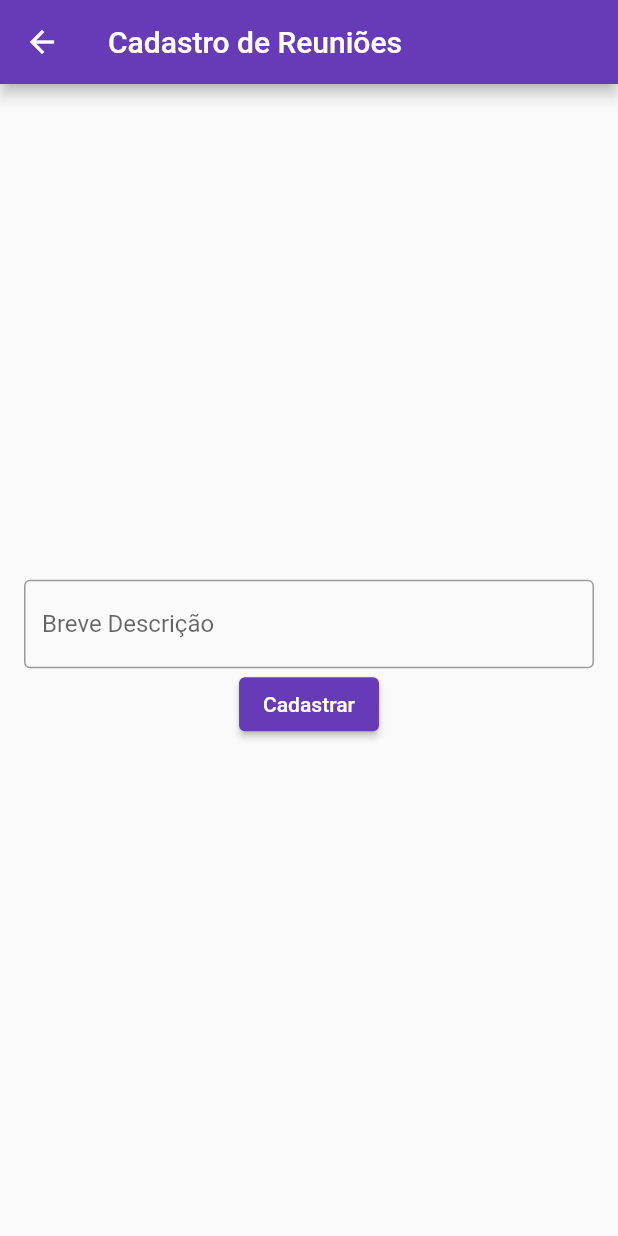
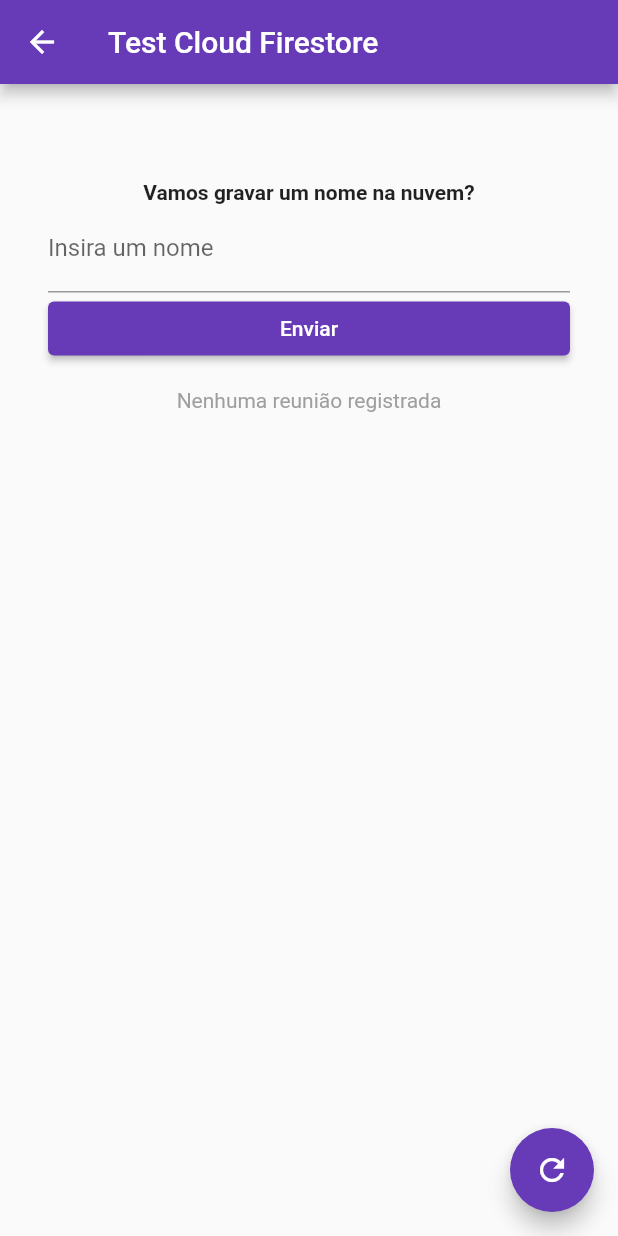
Before and after one commit to NEMJ/reunioes, a Flutter app: the screen it shows after launch, after a tap on "Criar Reunião", on a phone screen of 412 x 824 dp. Run offline on Flutter 3.47's test engine with Material 2 defaults, Android fonts, the phone set to English and light mode, and no system bars; our stand-ins replace cloud_firestore, firebase_core, firebase_database, page_transition; accounts and stored records are empty.

Commit message:
create new page for connection tests

```diff
--- a/lib/pages/home_page.dart
+++ b/lib/pages/home_page.dart
@@ -1,5 +1,6 @@
 import 'package:flutter/material.dart';
 import 'package:page_transition/page_transition.dart';
+import 'package:reunioes/pages/test_firestore_page.dart';
 import 'lista_pessoas_page.dart';
 import 'cadastro_reunioes_page.dart';
 
@@ -45,7 +46,7 @@
                     Navigator.push(
                       context,
                       PageTransition(
-                        child: const CadastroReunioesPage(),
+                        child: const TestFirestorePage(),
                         type: PageTransitionType.rightToLeft,
                       ),
                     );
--- /dev/null
+++ b/lib/pages/test_firestore_page.dart
@@ -0,0 +1,97 @@
+import 'package:cloud_firestore/cloud_firestore.dart';
+import 'package:flutter/material.dart';
+import 'package:uuid/uuid.dart';
+
+class TestFirestorePage extends StatefulWidget {
+  const TestFirestorePage({ Key? key }) : super(key: key);
+
+  @override
+  State<TestFirestorePage> createState() => _TestFirestorePageState();
+}
+
+class _TestFirestorePageState extends State<TestFirestorePage> {
+  // Instância do banco Cloud Firestore
+  FirebaseFirestore db = FirebaseFirestore.instance;
+
+  TextEditingController _textController = TextEditingController();
+  List<String> listReunioes = [];
+
+  @override
+  void initState() {
+    // Atualização Inicial
+    refresh();
+
+    // Atualização em Tempo Real
+
+    super.initState();
+  }
+
+  @override
+  Widget build(BuildContext context) {
+    return Scaffold(
+      appBar: AppBar(
+        title: const Text("Test Cloud Firestore"),
+      ),
+      floatingActionButton: FloatingActionButton(
+        onPressed: refresh,
+        child: const Icon(Icons.refresh),
+      ),
+      body: Padding(
+        padding: const EdgeInsets.symmetric(horizontal: 32, vertical: 64),
+        child: Column(
+          crossAxisAlignment: CrossAxisAlignment.stretch,
+          children: [
+            const Text(
+              "Vamos gravar um nome na nuvem?",
+              style: TextStyle(fontSize: 14, fontWeight: FontWeight.bold),
+              textAlign: TextAlign.center,
+            ),
+            TextField(
+              controller: _textController,
+              decoration: const InputDecoration(
+                labelText: "Insira um nome",
+              ),
+            ),
+            ElevatedButton(
+              onPressed: sendData,
+              child: Text("Enviar"),
+            ),
+            const SizedBox(
+              height: 16,
+            ),
+            (listReunioes.length == 0)
+              ? const Text(
+                "Nenhuma reunião registrada",
+                style: TextStyle(color: Colors.grey),
+                textAlign: TextAlign.center,
+              )
+              : Column(
+                children: [
+                  for(String reuniao in listReunioes) Text(reuniao)
+                ],
+              )
+          ],
+        ),
+      ),
+    );
+  }
+
+  void refresh() {
+    // Atualização Manual
+  }
+
+  void sendData() {
+    // Geração do ID
+    String id = Uuid().v1();
+
+    // Feedback visual
+    _textController.text = "";
+    ScaffoldMessenger.of(context).showSnackBar(
+      const SnackBar(
+        content: Text("Salvo no Firestore!"),
+      ),
+    );
+  }
+}
+
+// 11 min  --   https://www.youtube.com/watch?v=KWWTTY6gSw4&t=1s
```
